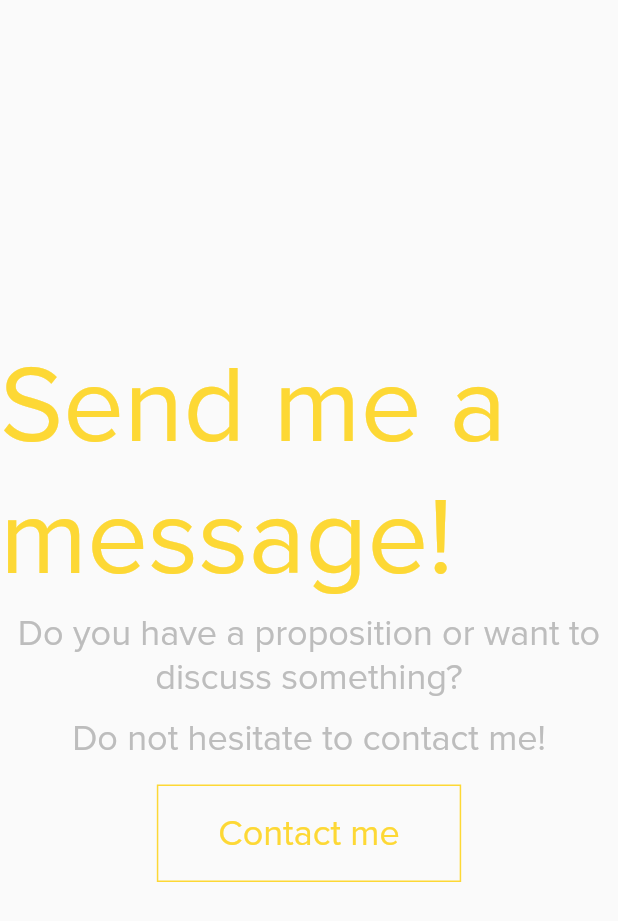
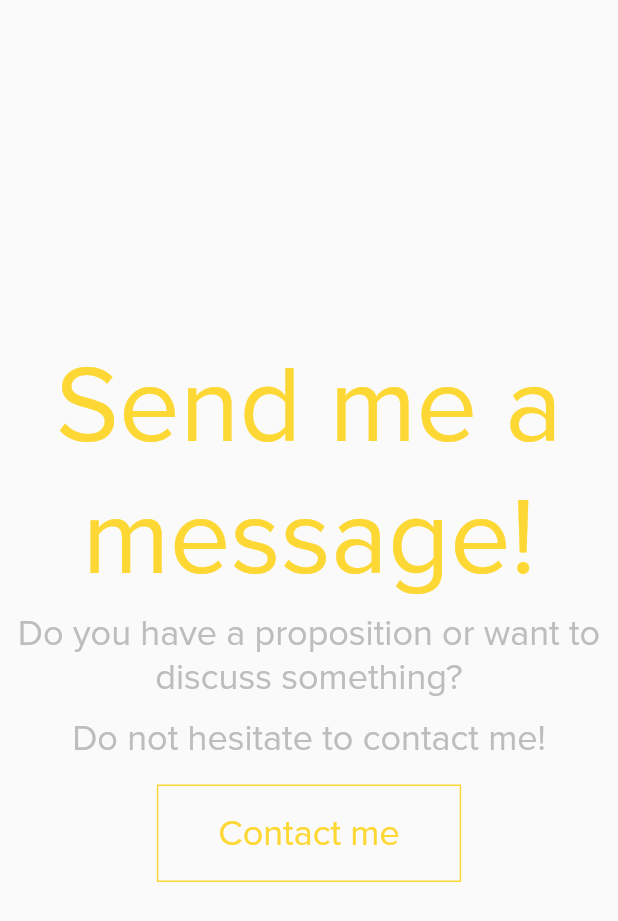
Before and after one commit to vkram2711/Resume, a Flutter app: the ContactPage widget shown alone on an empty page, opened directly, on a phone screen of 412 x 824 dp. Shown: the top 921 px of the screen. Run offline on Flutter 3.47's test engine with Material 2 defaults, Android fonts, the light colour scheme and no system bars; our stand-ins replace flutter_svg.

Commit message:
mobile screeen design changes

```diff
--- a/lib/pages/contact_page.dart
+++ b/lib/pages/contact_page.dart
@@ -13,20 +13,29 @@ class ContactPage extends StatelessWidget{
     return Column(
       mainAxisAlignment: MainAxisAlignment.center,
       children: [
-        const AccentText('Send me a message!', fontSize: 72,),
+      const AccentText(
+        'Send me a message!',
+        fontSize: 72,
+        textAlign: TextAlign.center,
+      ),
       const Padding(
         padding: EdgeInsets.all(4.0),
-          child: PrimaryText('Do you have a proposition or want to discuss something?', textAlign: TextAlign.center,),
+        child: PrimaryText(
+          'Do you have a proposition or want to discuss something?',
+          textAlign: TextAlign.center,
+        ),
       ),
       const Padding(
         padding: EdgeInsets.all(8.0),
-          child: PrimaryText('Do not hesitate to contact me!', textAlign: TextAlign.center,),
+        child: PrimaryText(
+          'Do not hesitate to contact me!',
+          textAlign: TextAlign.center,
         ),
-
+      ),
       Padding(
         padding: const EdgeInsets.all(8.0),
           child: ResumeButton('Contact me', (){
-            launch('mailto:vkramarenko2711@gmail.com?subject=Hello, Vlad');
+            launch('mailto:vkramarenko.at.work@gmail.com?subject=Hello, Vlad');
           }),
         )
       ]
--- a/lib/web_screen.dart
+++ b/lib/web_screen.dart
@@ -36,9 +36,9 @@ class _WebScreenState extends State<WebScreen> {
     final pages = [
       const IntroPage(),
       const AboutPage(),
-      const PortfolioPage(),
+      //const PortfolioPage(),
       WorkPage(),
-      const AchievementsPage(),
+      //const AchievementsPage(),
       if (!UpworkInherited.of(context).upworkMode) const ContactPage()
     ];
 
--- a/lib/widgets/image_with_outlined_shadow.dart
+++ b/lib/widgets/image_with_outlined_shadow.dart
@@ -1,4 +1,5 @@
 import 'package:flutter/material.dart';
+import 'package:resume/widgets/inherited/resume_inherited.dart';
 
 class ImageWithOutlinedShadow extends StatelessWidget {
   final double width;
@@ -11,7 +12,7 @@ class ImageWithOutlinedShadow extends StatelessWidget {
     return Stack(
       children: [
         Padding(
-          padding: const EdgeInsets.only(top: 40, left: 40),
+          padding: ResumeInherited.of(context).isWeb ? const EdgeInsets.only(top: 40, left: 40) : const EdgeInsets.only(top: 15, left: 15),
           child: Container(
             width: width,
             height: height,
--- a/lib/widgets/text/accent_text.dart
+++ b/lib/widgets/text/accent_text.dart
@@ -3,15 +3,17 @@ import 'package:flutter/material.dart';
 class AccentText extends StatelessWidget {
   final String text;
   final double fontSize;
+  final TextAlign textAlign;
 
-  const AccentText(this.text, {Key? key, this.fontSize = 24}) : super(key: key);
+  const AccentText(this.text, {Key? key, this.fontSize = 24, this.textAlign = TextAlign.start}) : super(key: key);
 
   @override
   Widget build(BuildContext context) {
     return Text(
       text,
+      textAlign: textAlign,
       style:
-          TextStyle(color: Theme.of(context).splashColor, fontSize: fontSize),
+          TextStyle(color: Theme.of(context).splashColor, fontSize: fontSize, ),
     );
   }
 }
--- a/lib/widgets/work_card.dart
+++ b/lib/widgets/work_card.dart
@@ -71,7 +71,7 @@ class WorkCard extends StatelessWidget {
             padding: const EdgeInsets.only(right: 32, top: 16),
             child: PrimaryText(jobModel.timeInterval),
           ),
-        )
+        ),
       ],
     );
   }
```
Also changed, not shown: lib/mobile_screen.dart (+9 -10 lines). Lines whose indentation alone changed are shown as unchanged.
